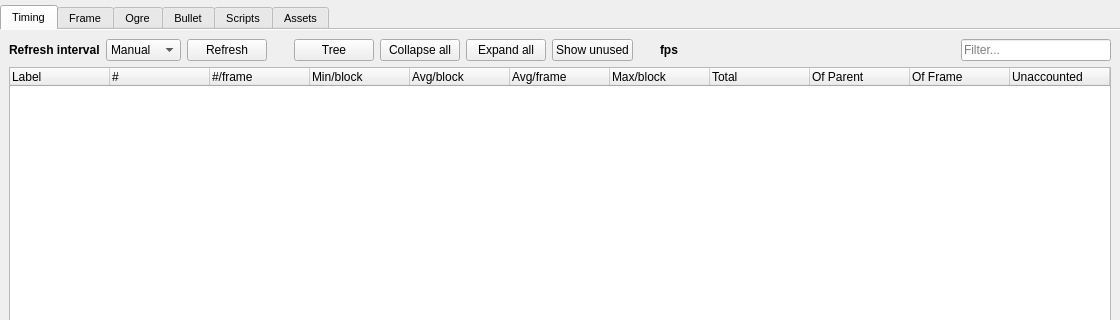
Above: src/Application/DebugStatsModule/ui/ProfilerWindow.ui from realXtend/tundra before the change; both pictures show x 0 to 1120 and y 0 to 320 of the 1120 by 520 pixel window. Below: the same form after it.
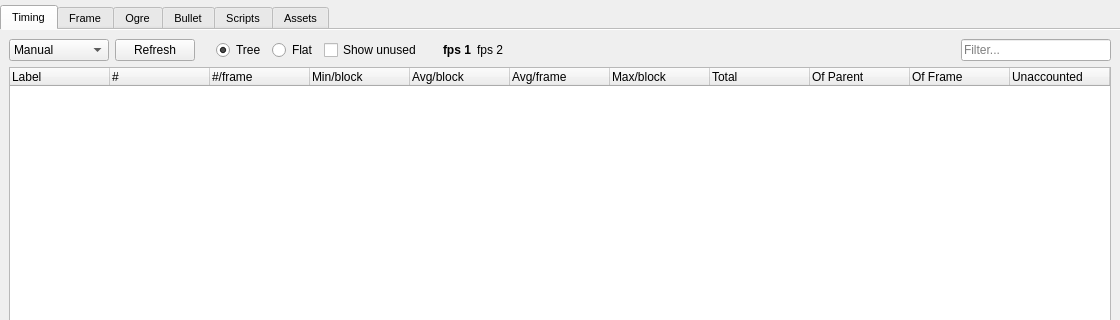
That is the form after the change.

Commit message: Profiler: Simplified UI even more. Fixed right click crash bugs on the ogre asset tree items. Added multiple filter support to ECEditorModules TreeWidgetUtils.

Patch:
```diff
--- a/src/Application/DebugStatsModule/ui/ProfilerWindow.ui
+++ b/src/Application/DebugStatsModule/ui/ProfilerWindow.ui
@@ -79,15 +79,184 @@
          <attribute name="title">
           <string>Timing</string>
          </attribute>
-         <layout class="QGridLayout" name="gridLayout">
-          <item row="0" column="2">
-           <widget class="QPushButton" name="buttonRefresh">
-            <property name="text">
-             <string>Refresh</string>
-            </property>
-           </widget>
+         <layout class="QVBoxLayout" name="verticalLayout_8">
+          <item>
+           <layout class="QHBoxLayout" name="horizontalLayout_2">
+            <item>
+             <widget class="QComboBox" name="comboTimingRefreshInterval">
+              <property name="minimumSize">
+               <size>
+                <width>100</width>
+                <height>0</height>
+               </size>
+              </property>
+              <property name="toolTip">
+               <string>Refresh interval</string>
+              </property>
+              <property name="currentIndex">
+               <number>0</number>
+              </property>
+              <item>
+               <property name="text">
+                <string>Manual</string>
+               </property>
+              </item>
+              <item>
+               <property name="text">
+                <string>10 secs</string>
+               </property>
+              </item>
+              <item>
+               <property name="text">
+                <string>5 secs</string>
+               </property>
+              </item>
+              <item>
+               <property name="text">
+                <string>2 secs</string>
+               </property>
+              </item>
+              <item>
+               <property name="text">
+                <string>1 sec</string>
+               </property>
+              </item>
+              <item>
+               <property name="text">
+                <string>0.5 secs</string>
+               </property>
+              </item>
+             </widget>
+            </item>
+            <item>
+             <widget class="QPushButton" name="buttonRefresh">
+              <property name="toolTip">
+               <string>Manual refresh</string>
+              </property>
+              <property name="text">
+               <string>Refresh</string>
+              </property>
+             </widget>
+            </item>
+            <item>
+             <spacer name="horizontalSpacer">
+              <property name="orientation">
+               <enum>Qt::Horizontal</enum>
+              </property>
+              <property name="sizeType">
+               <enum>QSizePolicy::Fixed</enum>
+              </property>
+              <property name="sizeHint" stdset="0">
+               <size>
+                <width>15</width>
+                <height>1</height>
+               </size>
+              </property>
+             </spacer>
+            </item>
+            <item>
+             <widget class="QRadioButton" name="radioButtonTree">
+              <property name="toolTip">
+               <string>Show tree view</string>
+              </property>
+              <property name="text">
+               <string>Tree</string>
+              </property>
+              <property name="checked">
+               <bool>true</bool>
+              </property>
+             </widget>
+            </item>
+            <item>
+             <widget class="QRadioButton" name="radioButtonFlat">
+              <property name="toolTip">
+               <string>Show flat view</string>
+              </property>
+              <property name="text">
+               <string>Flat</string>
+              </property>
+             </widget>
+            </item>
+            <item>
+             <widget class="QCheckBox" name="checkBoxShowUnused">
+              <property name="toolTip">
+               <string>Show unused profiler blocks</string>
+              </property>
+              <property name="text">
+               <string>Show unused</string>
+              </property>
+             </widget>
+            </item>
+            <item>
+             <spacer name="horizontalSpacer_2">
+              <property name="orientation">
+               <enum>Qt::Horizontal</enum>
+              </property>
+              <property name="sizeType">
+               <enum>QSizePolicy::Fixed</enum>
+              </property>
+              <property name="sizeHint" stdset="0">
+               <size>
+                <width>15</width>
+                <height>1</height>
+               </size>
+              </property>
+             </spacer>
+            </item>
+            <item>
+             <widget class="QLabel" name="labelTimings">
+              <property name="font">
+               <font>
+                <weight>75</weight>
+                <bold>true</bold>
+               </font>
+              </property>
+              <property name="text">
+               <string>fps 1</string>
+              </property>
+              <property name="indent">
+               <number>0</number>
+              </property>
+             </widget>
+            </item>
+            <item>
+             <widget class="QLabel" name="labelTimings2">
+              <property name="sizePolicy">
+               <sizepolicy hsizetype="Expanding" vsizetype="Preferred">
+                <horstretch>0</horstretch>
+                <verstretch>0</verstretch>
+               </sizepolicy>
+              </property>
+              <property name="text">
+               <string>fps 2</string>
+              </property>
+             </widget>
+            </item>
+            <item>
+             <widget class="QLineEdit" name="timingBlockFilter">
+              <property name="minimumSize">
+               <size>
+                <width>50</width>
+                <height>0</height>
+               </size>
+              </property>
+              <property name="maximumSize">
+               <size>
+                <width>150</width>
+                <height>16777215</height>
+               </size>
+              </property>
+              <property name="toolTip">
+               <string>Filter shown profiler blocks. Use comma &quot;,&quot; to separate multiple filter items.</string>
+              </property>
+              <property name="placeholderText">
+               <string>Filter...</string>
+              </property>
+             </widget>
+            </item>
+           </layout>
           </item>
-          <item row="1" column="0" colspan="14">
+          <item>
            <widget class="QTreeWidget" name="treeProfilingData">
             <property name="columnCount">
              <number>13</number>
@@ -159,167 +328,6 @@
             </column>
            </widget>
           </item>
-          <item row="0" column="7">
-           <widget class="QPushButton" name="pushButtonShowUnused">
-            <property name="text">
-             <string>Show unused</string>
-            </property>
-           </widget>
-          </item>
-          <item row="0" column="6">
-           <widget class="QPushButton" name="pushButtonExpandAll">
-            <property name="text">
-             <string>Expand all</string>
-            </property>
-           </widget>
-          </item>
-          <item row="0" column="5">
-           <widget class="QPushButton" name="pushButtonCollapseAll">
-            <property name="text">
-             <string>Collapse all</string>
-            </property>
-           </widget>
-          </item>
-          <item row="0" column="4">
-           <widget class="QPushButton" name="pushButtonToggleTree">
-            <property name="text">
-             <string>Tree</string>
-            </property>
-            <property name="autoDefault">
-             <bool>false</bool>
-            </property>
-           </widget>
-          </item>
-          <item row="0" column="1">
-           <widget class="QComboBox" name="comboTimingRefreshInterval">
-            <property name="currentIndex">
-             <number>0</number>
-            </property>
-            <item>
-             <property name="text">
-              <string>Manual</string>
-             </property>
-            </item>
-            <item>
-             <property name="text">
-              <string>10 secs</string>
-             </property>
-            </item>
-            <item>
-             <property name="text">
-              <string>5 secs</string>
-             </property>
-            </item>
-            <item>
-             <property name="text">
-              <string>2 secs</string>
-             </property>
-            </item>
-            <item>
-             <property name="text">
-              <string>1 sec</string>
-             </property>
-            </item>
-            <item>
-             <property name="text">
-              <string>0.5 secs</string>
-             </property>
-            </item>
-           </widget>
-          </item>
-          <item row="0" column="0">
-           <widget class="QLabel" name="label">
-            <property name="font">
-             <font>
-              <weight>75</weight>
-              <bold>true</bold>
-             </font>
-            </property>
-            <property name="text">
-             <string>Refresh interval</string>
-            </property>
-           </widget>
-          </item>
-          <item row="0" column="3">
-           <spacer name="horizontalSpacer_2">
-            <property name="orientation">
-             <enum>Qt::Horizontal</enum>
-            </property>
-            <property name="sizeType">
-             <enum>QSizePolicy::Fixed</enum>
-            </property>
-            <property name="sizeHint" stdset="0">
-             <size>
-              <width>15</width>
-              <height>1</height>
-             </size>
-            </property>
-           </spacer>
-          </item>
-          <item row="0" column="9">
-           <widget class="QLabel" name="labelTimings">
-            <property name="font">
-             <font>
-              <weight>75</weight>
-              <bold>true</bold>
-             </font>
-            </property>
-            <property name="text">
-             <string>fps</string>
-            </property>
-           </widget>
-          </item>
-          <item row="0" column="8">
-           <spacer name="horizontalSpacer_4">
-            <property name="orientation">
-             <enum>Qt::Horizontal</enum>
-            </property>
-            <property name="sizeType">
-             <enum>QSizePolicy::Fixed</enum>
-            </property>
-            <property name="sizeHint" stdset="0">
-             <size>
-              <width>15</width>
-              <height>1</height>
-             </size>
-            </property>
-           </spacer>
-          </item>
-          <item row="0" column="13">
-           <widget class="QLineEdit" name="timingBlockFilter">
-            <property name="minimumSize">
-             <size>
-              <width>50</width>
-              <height>0</height>
-             </size>
-            </property>
-            <property name="maximumSize">
-             <size>
-              <width>150</width>
-              <height>16777215</height>
-             </size>
-            </property>
-            <property name="toolTip">
-             <string>Filter shown profiler blocks. Use comma &quot;,&quot; to separate multiple filter items.</string>
-            </property>
-            <property name="placeholderText">
-             <string>Filter...</string>
-            </property>
-           </widget>
-          </item>
-          <item row="0" column="10">
-           <spacer name="horizontalSpacer">
-            <property name="orientation">
-             <enum>Qt::Horizontal</enum>
-            </property>
-            <property name="sizeHint" stdset="0">
-             <size>
-              <width>40</width>
-              <height>20</height>
-             </size>
-            </property>
-           </spacer>
-          </item>
          </layout>
         </widget>
         <widget class="QWidget" name="frametimes">
@@ -1801,8 +1809,8 @@
          <attribute name="title">
           <string>Bullet</string>
          </attribute>
-         <layout class="QGridLayout" name="gridLayout_2">
-          <item row="0" column="0">
+         <layout class="QVBoxLayout" name="verticalLayout_7">
+          <item>
            <widget class="QTreeWidget" name="treeBulletStats">
             <column>
              <property name="text">
```
The commit also changes 4 other files.
